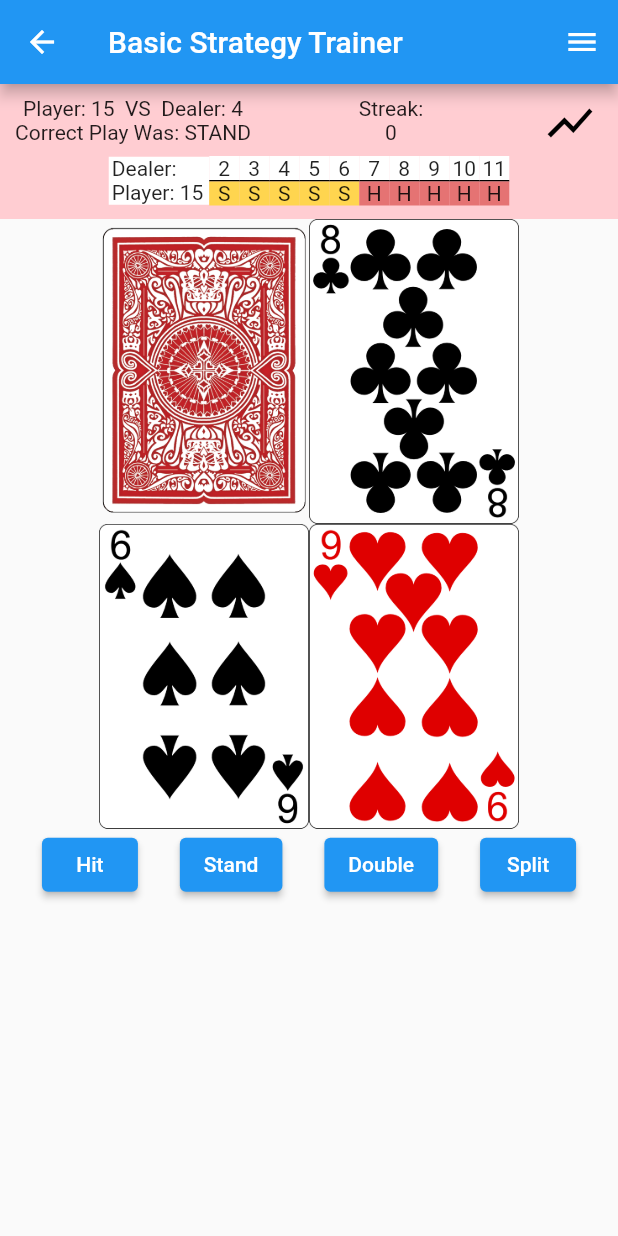
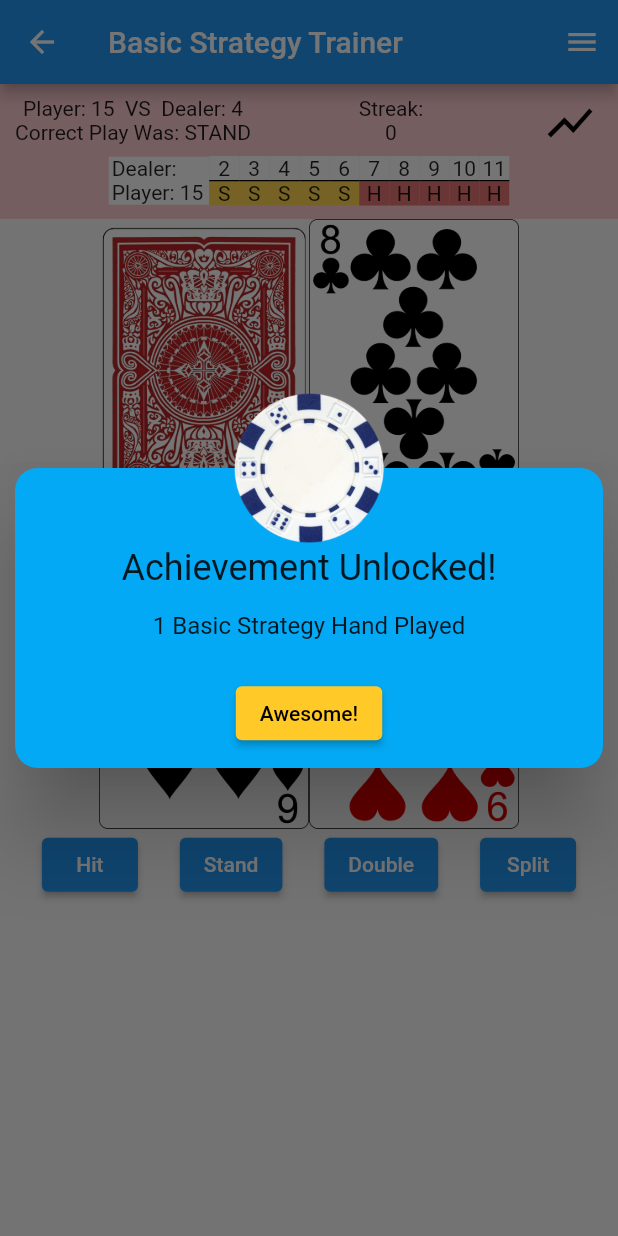
Before and after one commit to Eric-Lingren/count_champ, a Flutter app: the BasicStrategyTrainer screen opened by its route, after a tap on "Start", after a tap on "Hit", on a phone screen of 412 x 824 dp. Run offline on Flutter 3.47's test engine with Material 2 defaults, Android fonts, the phone set to English and light mode, and no system bars; our stand-ins replace audioplayers, bloc, equatable, flutter_bloc, hydrated_bloc, test_api.

Commit message:
adding achievements

```diff
--- a/lib/logic/cubits/achievements_cubit/achievements_cubit.dart
+++ b/lib/logic/cubits/achievements_cubit/achievements_cubit.dart
@@ -14,6 +14,9 @@ class AchievementsCubit extends Cubit<AchievementsState> {
     required this.bsAchievementsCubit,
     bsAchievementsStreamSubscription,
   }) : super(AchievementsState(
+          achievementReached: false,
+          achievementText: '',
+          achievementImagePath: '',
           bsTotalPlayedAchievement: 0,
         )) {
     _monitorBsAchievementsStreamSubscriptionCubit();
@@ -23,22 +26,26 @@ class AchievementsCubit extends Cubit<AchievementsState> {
       _monitorBsAchievementsStreamSubscriptionCubit() {
     return bsAchievementsStreamSubscription =
         bsAchievementsCubit.stream.listen((bsAchievementsState) {
-      print('achievement stream triggered from  bs achievements');
       _updateAchievementsList(bsAchievementsState);
-
     });
   }
 
   void _updateAchievementsList(bsAchievementsState) {
-    print('in update achievemtns func');
-    print(bsAchievementsState);
     emit(AchievementsState(
+      achievementReached: true,
+      achievementText: bsAchievementsState.bsAchievementText,
+      achievementImagePath: bsAchievementsState.bsAchievementImagePath,
       bsTotalPlayedAchievement: bsAchievementsState.bsTotalPlayedAchievement,
     ));
-    // emit(AchievementsState(
-    //   reached1HandsPlayed: bsAchievementsState.reached1HandsPlayed,
-    //   reached5HandsPlayed: bsAchievementsState.reached5HandsPlayed,
-    // ));
+  }
+
+  clearAchievementReached() {
+    emit(AchievementsState(
+      achievementReached: false,
+      achievementText: '',
+      achievementImagePath: '',
+      bsTotalPlayedAchievement: state.bsTotalPlayedAchievement,
+    ));
   }
 
   @override
--- a/lib/logic/cubits/achievements_cubit/achievements_state.dart
+++ b/lib/logic/cubits/achievements_cubit/achievements_state.dart
@@ -3,17 +3,25 @@ part of 'achievements_cubit.dart';
 class AchievementsState extends Equatable {
   // bool reached1HandsPlayed;
   // bool reached5HandsPlayed;
-
+  bool achievementReached;
+  String achievementText;
+  String achievementImagePath;
   int bsTotalPlayedAchievement;
 
   AchievementsState({
     // required this.reached1HandsPlayed,
     //required this.reached5HandsPlayed,
+    required this.achievementReached,
+    required this.achievementText,
+    required this.achievementImagePath,
     required this.bsTotalPlayedAchievement,
   });
 
   @override
   List<Object> get props => [
+        achievementReached,
+        achievementText,
+        achievementImagePath,
         bsTotalPlayedAchievement,
       ];
 }
--- a/lib/logic/cubits/achievements_cubit/bs_achievements_cubit/bs_achievements_cubit.dart
+++ b/lib/logic/cubits/achievements_cubit/bs_achievements_cubit/bs_achievements_cubit.dart
@@ -22,32 +22,91 @@ class BsAchievementsCubit extends Cubit<BsAchievementsState> {
     return basicStratgeyAlltimeStatsStreamSubscription =
         basicStratgeyAlltimeStatsCubit.stream
             .listen((basicStratgeyAlltimeStatsState) {
-      // int handsPlayed = basicStratgeyAlltimeStatsState.handsPlayed;
-      // print('bs alltime stats stream sub in BS Achievements');
-      // if (handsPlayed == 1) reached1HandsPlayedAchievement();
-      // if (handsPlayed == 5) reached5HandsPlayedAchievement();
       _checkAchievementToEmit(basicStratgeyAlltimeStatsState);
     });
   }
 
-  void _checkAchievementToEmit(basicStratgeyAlltimeStatsState){
+  void _checkAchievementToEmit(basicStratgeyAlltimeStatsState) {
     int handsPlayed = basicStratgeyAlltimeStatsState.handsPlayed;
     if (handsPlayed == 1) reached1HandsPlayedAchievement();
+    if (handsPlayed == 2) reached2HandsPlayedAchievement();
+    if (handsPlayed == 3) reached3HandsPlayedAchievement();
+    if (handsPlayed == 4) reached4HandsPlayedAchievement();
     if (handsPlayed == 5) reached5HandsPlayedAchievement();
-
+    if (handsPlayed == 6) reached6HandsPlayedAchievement();
+    if (handsPlayed == 7) reached7HandsPlayedAchievement();
+    if (handsPlayed == 8) reached8HandsPlayedAchievement();
+    if (handsPlayed == 9) reached9HandsPlayedAchievement();
   }
 
   void reached1HandsPlayedAchievement() {
-    print('reached 1');
     emit(BsAchievementsState(
       bsTotalPlayedAchievement: 1,
+      bsAchievementText: '1 Basic Strategy Hand Played',
+      bsAchievementImagePath: 'assets/images/chips/1_white.png',
+    ));
+  }
+
+  void reached2HandsPlayedAchievement() {
+    emit(BsAchievementsState(
+      bsTotalPlayedAchievement: 2,
+      bsAchievementText: '2 Basic Strategy Hands Played',
+      bsAchievementImagePath: 'assets/images/chips/5_red.png',
+    ));
+  }
+
+  void reached3HandsPlayedAchievement() {
+    emit(BsAchievementsState(
+      bsTotalPlayedAchievement: 3,
+      bsAchievementText: '3 Basic Strategy Hands Played',
+      bsAchievementImagePath: 'assets/images/chips/25_green.png',
+    ));
+  }
+
+  void reached4HandsPlayedAchievement() {
+    emit(BsAchievementsState(
+      bsTotalPlayedAchievement: 4,
+      bsAchievementText: '4 Basic Strategy Hands Played',
+      bsAchievementImagePath: 'assets/images/chips/100_black.png',
     ));
   }
 
   void reached5HandsPlayedAchievement() {
-    print('reached 5');
     emit(BsAchievementsState(
       bsTotalPlayedAchievement: 5,
+      bsAchievementText: '5 Basic Strategy Hands Played',
+      bsAchievementImagePath: 'assets/images/chips/500_purple.png',
+    ));
+  }
+
+  void reached6HandsPlayedAchievement() {
+    emit(BsAchievementsState(
+      bsTotalPlayedAchievement: 6,
+      bsAchievementText: '6 Basic Strategy Hands Played',
+      bsAchievementImagePath: 'assets/images/chips/1000_orange.png',
+    ));
+  }
+
+
+  void reached7HandsPlayedAchievement() {
+    emit(BsAchievementsState(
+      bsTotalPlayedAchievement: 7,
+      bsAchievementText: '7 Basic Strategy Hands Played',
+      bsAchievementImagePath: 'assets/images/chips/brown.png',
+    ));
+  }
+  void reached8HandsPlayedAchievement() {
+    emit(BsAchievementsState(
+      bsTotalPlayedAchievement: 8,
+      bsAchievementText: '8 Basic Strategy Hands Played',
+      bsAchievementImagePath: 'assets/images/chips/yellow.png',
+    ));
+  }
+  void reached9HandsPlayedAchievement() {
+    emit(BsAchievementsState(
+      bsTotalPlayedAchievement: 9,
+      bsAchievementText: '9 Basic Strategy Hands Played',
+      bsAchievementImagePath: 'assets/images/chips/blue.png',
     ));
   }
 
--- a/lib/logic/cubits/achievements_cubit/bs_achievements_cubit/bs_achievements_state.dart
+++ b/lib/logic/cubits/achievements_cubit/bs_achievements_cubit/bs_achievements_state.dart
@@ -1,6 +1,8 @@
 part of 'bs_achievements_cubit.dart';
 
 class BsAchievementsState extends Equatable {
+  String bsAchievementText;
+  String bsAchievementImagePath;
   int bsTotalPlayedAchievement;
   // bool reached1HandsPlayed;
   // bool reached5HandsPlayed;
@@ -44,13 +46,17 @@ class BsAchievementsState extends Equatable {
   BsAchievementsState({
     // this.reached1HandsPlayed = false,
     // this.reached5HandsPlayed = false,
+    this.bsAchievementText = '',
+    this.bsAchievementImagePath = '',
     this.bsTotalPlayedAchievement = 0,
   });
 
   @override
   List<Object> get props => [
-    // reached1HandsPlayed,
-    // reached5HandsPlayed,
-    bsTotalPlayedAchievement,
-  ];
+        // reached1HandsPlayed,
+        // reached5HandsPlayed,
+        bsAchievementText,
+        bsAchievementImagePath,
+        bsTotalPlayedAchievement,
+      ];
 }
--- a/lib/pages/home.dart
+++ b/lib/pages/home.dart
@@ -1,7 +1,9 @@
+import 'package:audioplayers/audioplayers.dart';
 import 'package:count_champ/logic/cubits/achievements_cubit/achievements_cubit.dart';
 import 'package:flutter/cupertino.dart';
 import 'package:flutter/material.dart';
 import 'package:flutter_bloc/flutter_bloc.dart';
+import 'package:flutter/scheduler.dart';
 
 class Home extends StatefulWidget {
   const Home({Key? key}) : super(key: key);
@@ -36,89 +38,69 @@ class _HomeState extends State<Home> {
               Navigator.pushNamed(context, '/achievements');
             },
             child: const Text('Achievements')),
-        Container(
-          height: 200,
-          child: AchievementUnlockedWidget(),
-          // AlertDialog(
-          //   title: const Text('AlertDialog Title'),
-          //   content: const Text('this is a demo alert diolog'),
-          //   actions: <Widget>[
-          //     TextButton(
-          //       child: const Text('Approve'),
-          //       onPressed: () {
-          //       	Navigator.of(context).pop();
-          //       },
-          //     ),
-          //   ],
-          // ),
+        BlocBuilder<AchievementsCubit, AchievementsState>(
+          builder: (context, state) {
+            if (state.achievementReached == true) {
+              return const SizedBox(
+                height: 200,
+                child: AchievementUnlockedAlertWidget(),
+              );
+            }
+            return const SizedBox.shrink();
+          },
         ),
       ],
     ))));
   }
 }
 
-class AchievementUnlockedWidget extends StatefulWidget {
+class AchievementUnlockedAlertWidget extends StatefulWidget {
+  const AchievementUnlockedAlertWidget({Key? key}) : super(key: key);
+
   @override
-  _AchievementUnlockedWidgetState createState() =>
-      _AchievementUnlockedWidgetState();
+  _AchievementUnlockedAlertWidgetState createState() =>
+      _AchievementUnlockedAlertWidgetState();
 }
 
-class _AchievementUnlockedWidgetState extends State<AchievementUnlockedWidget> {
+class _AchievementUnlockedAlertWidgetState
+    extends State<AchievementUnlockedAlertWidget> {
+  @override
+  void initState() {
+    super.initState();
+
+    SchedulerBinding.instance?.addPostFrameCallback((_) {
+      _ifLoaded();
+    });
+  }
+
+  _ifLoaded() async {
+    _showMaterialDialog(context);
+    // _playSoundEffect();
+    // AudioPlayer player = AudioPlayer();
+    // player.play('assets/audio/shuffling_chips.mp3');
+  }
+
   @override
   Widget build(BuildContext context) {
-    return SafeArea(
-        child: Scaffold(
-            body: Center(
-      child: Column(
-        mainAxisAlignment: MainAxisAlignment.center,
-        children: <Widget>[
-          ElevatedButton(
-            onPressed: () {
-              _showMaterialDialog();
-            },
-            child: Text('Show Material Dialog'),
-          ),
-        ],
-      ),
-    )));
+    return const SizedBox.shrink();
   }
 
-  void _showMaterialDialog() {
-//     showDialog(Dialog(
-//   backgroundColor: Colors.transparent,
-//   insetPadding: EdgeInsets.all(10),
-//   child: Stack(
-//     overflow: Overflow.visible,
-//     alignment: Alignment.center,
-//     children: <Widget>[
-//       Container(
-//         width: double.infinity,
-//         height: 200,
-//         decoration: BoxDecoration(
-//           borderRadius: BorderRadius.circular(15),
-//           color: Colors.lightBlue
-//         ),
-//         padding: EdgeInsets.fromLTRB(20, 50, 20, 20),
-//         child: Text("You can make cool stuff!",
-//           style: TextStyle(fontSize: 24),
-//           textAlign: TextAlign.center
-//         ),
-//       ),
-//       Positioned(
-//         top: -100,
-//         child: Image.network("https://i.imgur.com/2yaf2wb.png", width: 150, height: 150)
-//       )
-//     ],
-//   )
-// ));
+  // _playSoundEffect() async {
+  //   AudioPlayer player = AudioPlayer();
+  //   int result = await player.play('assets/audio/shuffling_chips.mp3', isLocal: true);
+  // }
+
+  _showMaterialDialog(context) {
     showDialog(
+        barrierDismissible: false,
         context: context,
         builder: (context) {
           return Dialog(
               backgroundColor: Colors.transparent,
               insetPadding: const EdgeInsets.all(10),
               child: Stack(
-                clipBehavior: Clip.none, alignment: Alignment.center,
+                clipBehavior: Clip.none,
+                alignment: Alignment.center,
                 children: <Widget>[
                   Container(
                     width: double.infinity,
@@ -126,55 +108,60 @@ class _AchievementUnlockedWidgetState extends State<AchievementUnlockedWidget> {
                     decoration: BoxDecoration(
                         borderRadius: BorderRadius.circular(15),
                         color: Colors.lightBlue),
-                    padding: EdgeInsets.fromLTRB(20, 50, 20, 20),
+                    padding: const EdgeInsets.fromLTRB(20, 50, 20, 10),
                     child: Column(
-                      children: const [
-                        // SizedBox(height: 10,),
-                        Text("Achievement Unlocked!",
-                            style: TextStyle(fontSize: 24),
-                            textAlign: TextAlign.center,
+                      mainAxisAlignment: MainAxisAlignment.spaceEvenly,
+                      children: [
+                        const Text(
+                          "Achievement Unlocked!",
+                          style: TextStyle(fontSize: 24),
+                          textAlign: TextAlign.center,
                         ),
-                        Text('Somehting here'),
+                        const SizedBox(
+                          height: 10,
+                        ),
+                        BlocBuilder<AchievementsCubit, AchievementsState>(
+                            builder: (context, state) {
+                          return Text(
+                            state.achievementText,
+                            style: const TextStyle(fontSize: 16),
+                          );
+                        }),
+                        const SizedBox(
+                          height: 20,
+                        ),
+                        ElevatedButton(
+                            onPressed: () {
+                              BlocProvider.of<AchievementsCubit>(context)
+                                  .clearAchievementReached();
+                              Navigator.pop(context);
+                            },
+                            style: ButtonStyle(
+                              backgroundColor:
+                                  MaterialStateProperty.all(Colors.amber[400]),
+                            ),
+                            child: const Text(
+                              'Awesome!',
+                              style: TextStyle(color: Colors.black),
+                            ))
                       ],
                     ),
                   ),
                   Positioned(
-                      top: -110,
-                      child: Image.network("https://cdn3.volusion.com/ghvuq.vvbmn/v/vspfiles/photos/HD-CC-LV-5.jpg?v-cache=1438083632",
-                      // child: Image.network("https://i.imgur.com/2yaf2wb.png",
-                          width: 150, height: 150))
+                      top: -50,
+                      child: BlocBuilder<AchievementsCubit, AchievementsState>(
+                        builder: (context, state) {
+                          if (state.achievementImagePath.isNotEmpty) {
+                            return Image(
+                                image: AssetImage(state.achievementImagePath),
+                                width: 100,
+                                height: 100);
+                          }
+                          return const SizedBox.shrink();
+                        },
+                      ))
                 ],
               ));
-          // Container(
-          //   // height: 400,
-          //   child: AlertDialog(
-          //     title: Text('Achievement Unlocked!'),
-          //     content: Column(
-          //       children: const [
-          //         Text('Hey! I am Text!'),
-          //         Text('Hey! I am Text!'),
-          //         Text('Hey! I am Text!'),
-          //         // Text('Hey! I am Text!'),
-          //         // Text('Hey! I am Text!'),
-          //         // Text('Hey! I am Text!'),
-          //         // Text('Hey! I am Text!'),
-          //         // Text('Hey! I am Text!'),
-          //         // Text('Hey! I am Text!'),
-          //       ],
-          //     ),
-          //     actions: <Widget>[
-          //       TextButton(
-          //           onPressed: () {
-          //             _dismissDialog();
-          //           },
-          //           child: const Text('Awesome')),
-          //     ],
-          //   ),
-          // );
         });
   }
-
-  _dismissDialog() {
-    Navigator.pop(context);
-  }
 }
--- a/pubspec.yaml
+++ b/pubspec.yaml
@@ -37,6 +37,7 @@ dependencies:
   equatable: ^2.0.3
   hydrated_bloc: ^8.0.0
   path_provider: ^2.0.7
+  audioplayers: ^0.20.1
 
 dev_dependencies:
   flutter_test:
@@ -65,7 +66,9 @@ flutter:
   assets:
     - assets/images/cards/card_faces/
     - assets/images/cards/card_backs/
+    - assets/images/chips/
     - assets/data/
+    - assets/audio/
 
   # An image asset can refer to one or more resolution-specific "variants", see
   # https://flutter.dev/assets-and-images/#resolution-aware.
```
Also changed, not shown: assets/images/chips/1000_orange.png (added), assets/images/chips/100_black.png (added), assets/images/chips/1_white.png (added), assets/images/chips/25_green.png (added), assets/images/chips/5000_grey.png (added), assets/images/chips/500_purple.png (added), assets/images/chips/5_red.png (added), assets/images/chips/blue.png (added), assets/images/chips/brown.png (added), assets/images/chips/yellow.png (added), pubspec.lock, 3 other files.
